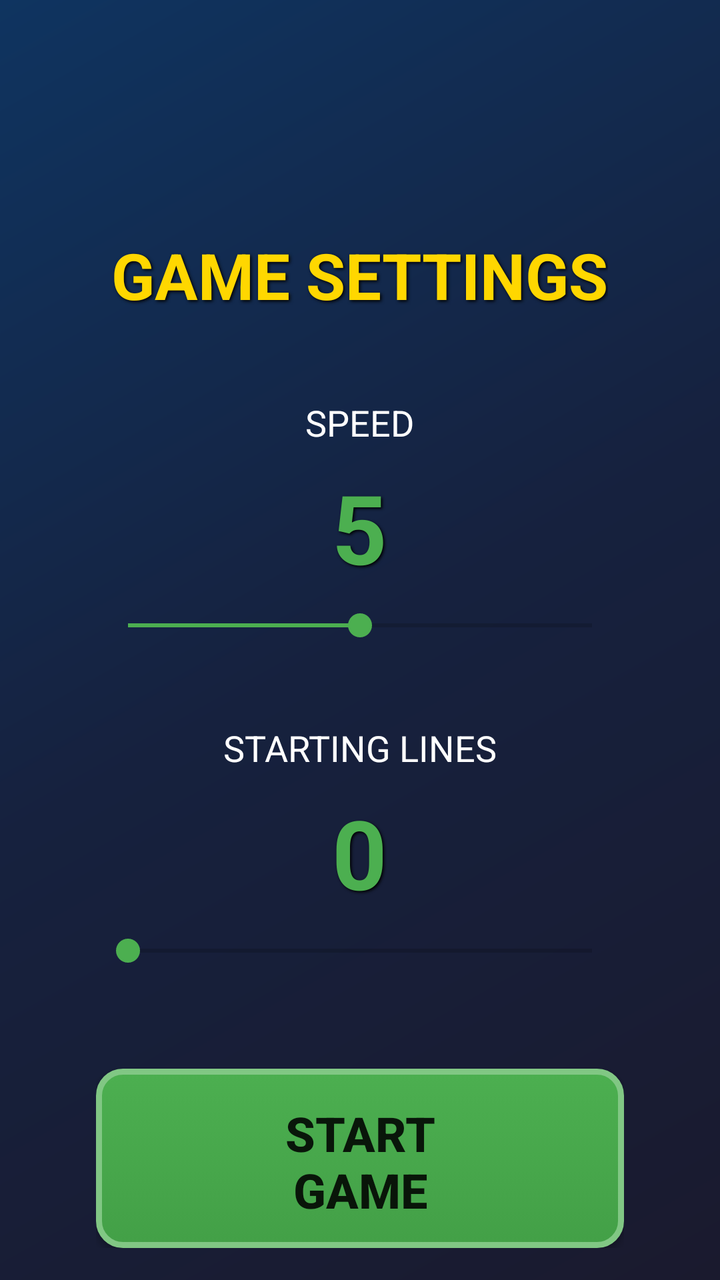
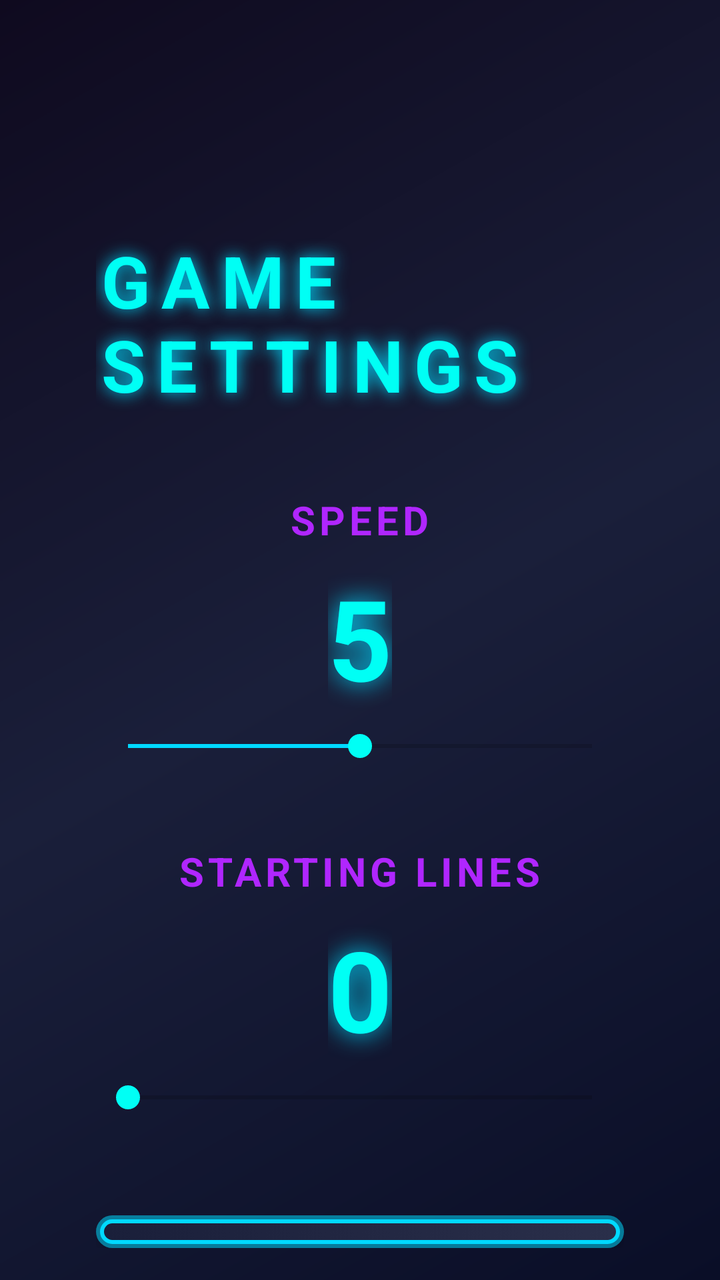

An Android layout rendered at two revisions. The XML below is the earlier revision; the diff shows what the commit changed to produce the second picture.
<!-- AndroidManifest.xml: application theme Theme.AppCompat.Light.DarkActionBar -->
<!-- res/layout/activity_main.xml -->
<?xml version="1.0" encoding="utf-8"?>
<LinearLayout xmlns:android="http://schemas.android.com/apk/res/android"
    android:layout_width="match_parent"
    android:layout_height="match_parent"
    android:orientation="vertical"
    android:background="@drawable/game_background"
    android:padding="16dp">

    
    <LinearLayout
        android:id="@+id/speedSelectionLayout"
        android:layout_width="match_parent"
        android:layout_height="wrap_content"
        android:orientation="vertical"
        android:gravity="center"
        android:layout_marginTop="100dp"
        android:paddingHorizontal="32dp"
        android:visibility="visible">

        <TextView
            android:layout_width="wrap_content"
            android:layout_height="wrap_content"
            android:text="@string/game_settings"
            android:textColor="#FFD700"
            android:textSize="32sp"
            android:textStyle="bold"
            android:layout_marginBottom="40dp"
            android:shadowColor="#000000"
            android:shadowDx="2"
            android:shadowDy="2"
            android:shadowRadius="4"/>

        
        <TextView
            android:layout_width="wrap_content"
            android:layout_height="wrap_content"
            android:text="@string/speed_label"
            android:textColor="@color/white"
            android:textSize="18sp"
            android:layout_marginBottom="8dp"/>

        <TextView
            android:id="@+id/tvSpeedValue"
            android:layout_width="wrap_content"
            android:layout_height="wrap_content"
            android:text="5"
            android:textColor="#4CAF50"
            android:textSize="48sp"
            android:textStyle="bold"
            android:layout_marginBottom="8dp"
            android:shadowColor="#000000"
            android:shadowDx="2"
            android:shadowDy="2"
            android:shadowRadius="3"/>

        <SeekBar
            android:id="@+id/seekBarSpeed"
            android:layout_width="match_parent"
            android:layout_height="wrap_content"
            android:max="8"
            android:progress="4"
            android:progressTint="#4CAF50"
            android:thumbTint="#4CAF50"
            android:layout_marginBottom="40dp"/>

        
        <TextView
            android:layout_width="wrap_content"
            android:layout_height="wrap_content"
            android:text="@string/starting_lines_label"
            android:textColor="@color/white"
            android:textSize="18sp"
            android:layout_marginBottom="8dp"/>

        <TextView
            android:id="@+id/tvLinesValue"
            android:layout_width="wrap_content"
            android:layout_height="wrap_content"
            android:text="0"
            android:textColor="#4CAF50"
            android:textSize="48sp"
            android:textStyle="bold"
            android:layout_marginBottom="8dp"
            android:shadowColor="#000000"
            android:shadowDx="2"
            android:shadowDy="2"
            android:shadowRadius="3"/>

        <SeekBar
            android:id="@+id/seekBarLines"
            android:layout_width="match_parent"
            android:layout_height="wrap_content"
            android:max="9"
            android:progress="0"
            android:progressTint="#4CAF50"
            android:thumbTint="#4CAF50"
            android:layout_marginBottom="50dp"/>

        <Button
            android:id="@+id/btnStartGame"
            android:layout_width="wrap_content"
            android:layout_height="wrap_content"
            android:text="@string/start_game"
            android:textSize="24sp"
            android:textStyle="bold"
            android:paddingHorizontal="60dp"
            android:paddingVertical="16dp"
            android:background="@drawable/button_background_enhanced"/>
    </LinearLayout>

    
    <LinearLayout
        android:id="@+id/gameLayout"
        android:layout_width="match_parent"
        android:layout_height="match_parent"
        android:orientation="vertical"
        android:visibility="gone">

        
        <LinearLayout
            android:layout_width="match_parent"
            android:layout_height="wrap_content"
            android:orientation="horizontal"
            android:gravity="center"
            android:layout_marginBottom="8dp"
            android:padding="8dp">

            <TextView
                android:id="@+id/tvScore"
                android:layout_width="0dp"
                android:layout_height="wrap_content"
                android:layout_weight="1"
                android:layout_marginEnd="4dp"
                android:layout_marginRight="4dp"
                android:text="@string/score"
                android:textColor="#FFD700"
                android:textSize="18sp"
                android:textStyle="bold"
                android:gravity="center"
                android:padding="12dp"
                android:background="@drawable/score_background"
                android:shadowColor="#000000"
                android:shadowDx="2"
                android:shadowDy="2"
                android:shadowRadius="3"/>

            <TextView
                android:id="@+id/tvLevel"
                android:layout_width="0dp"
                android:layout_height="wrap_content"
                android:layout_weight="1"
                android:layout_marginStart="4dp"
                android:layout_marginLeft="4dp"
                android:text="@string/level"
                android:textColor="#FFD700"
                android:textSize="18sp"
                android:textStyle="bold"
                android:gravity="center"
                android:padding="12dp"
                android:background="@drawable/score_background"
                android:shadowColor="#000000"
                android:shadowDx="2"
                android:shadowDy="2"
                android:shadowRadius="3"/>
        </LinearLayout>

        
        <com.stackarena.game.TetrisView
            android:id="@+id/tetrisView"
            android:layout_width="match_parent"
            android:layout_height="0dp"
            android:layout_weight="1"
            android:layout_marginBottom="56dp"/>

        
        <RelativeLayout
            android:layout_width="match_parent"
            android:layout_height="wrap_content"
            android:paddingBottom="8dp">

            
            <ImageButton
                android:id="@+id/btnLeft"
                android:layout_width="80dp"
                android:layout_height="80dp"
                android:layout_alignParentStart="true"
                android:layout_alignParentLeft="true"
                android:layout_marginStart="4dp"
                android:layout_marginLeft="4dp"
                android:src="@drawable/ic_arrow_left"
                android:contentDescription="@string/left"
                android:scaleType="centerInside"
                android:padding="18dp"
                android:background="@drawable/button_background_enhanced"/>

            
            <ImageButton
                android:id="@+id/btnRotate"
                android:layout_width="80dp"
                android:layout_height="80dp"
                android:layout_toEndOf="@id/btnLeft"
                android:layout_toRightOf="@id/btnLeft"
                android:layout_marginStart="8dp"
                android:layout_marginLeft="8dp"
                android:src="@drawable/ic_rotate"
                android:contentDescription="@string/rotate"
                android:scaleType="centerInside"
                android:padding="18dp"
                android:background="@drawable/button_background_enhanced"/>

            
            <ImageButton
                android:id="@+id/btnRight"
                android:layout_width="80dp"
                android:layout_height="80dp"
                android:layout_alignParentEnd="true"
                android:layout_alignParentRight="true"
                android:layout_marginEnd="4dp"
                android:layout_marginRight="4dp"
                android:src="@drawable/ic_arrow_right"
                android:contentDescription="@string/right"
                android:scaleType="centerInside"
                android:padding="18dp"
                android:background="@drawable/button_background_enhanced"/>

            
            <ImageButton
                android:id="@+id/btnDrop"
                android:layout_width="80dp"
                android:layout_height="80dp"
                android:layout_toStartOf="@id/btnRight"
                android:layout_toLeftOf="@id/btnRight"
                android:layout_marginEnd="8dp"
                android:layout_marginRight="8dp"
                android:src="@drawable/ic_drop"
                android:contentDescription="@string/drop"
                android:scaleType="centerInside"
                android:padding="18dp"
                android:background="@drawable/button_background_enhanced"/>
        </RelativeLayout>
    </LinearLayout>
</LinearLayout>
<!-- resources referenced by this layout -->
<resources>
  <color name="white">#FFFFFFFF</color>
  <!-- drawable button_background_enhanced (drawable) -->
  <?xml version="1.0" encoding="utf-8"?>
  <selector xmlns:android="http://schemas.android.com/apk/res/android">
      <item android:state_pressed="true">
          <shape android:shape="rectangle">
              <gradient
                  android:angle="90"
                  android:startColor="#2E7D32"
                  android:endColor="#388E3C"
                  android:type="linear"/>
              <corners android:radius="12dp"/>
              <stroke
                  android:width="3dp"
                  android:color="#66BB6A"/>
          </shape>
      </item>
      <item>
          <shape android:shape="rectangle">
              <gradient
                  android:angle="90"
                  android:startColor="#43A047"
                  android:endColor="#4CAF50"
                  android:type="linear"/>
              <corners android:radius="12dp"/>
              <stroke
                  android:width="3dp"
                  android:color="#81C784"/>
              <padding
                  android:left="2dp"
                  android:top="2dp"
                  android:right="2dp"
                  android:bottom="2dp"/>
          </shape>
      </item>
  </selector>
  <!-- drawable game_background (drawable) -->
  <?xml version="1.0" encoding="utf-8"?>
  <shape xmlns:android="http://schemas.android.com/apk/res/android"
      android:shape="rectangle">
      <gradient
          android:angle="135"
          android:startColor="#1A1A2E"
          android:centerColor="#16213E"
          android:endColor="#0F3460"
          android:type="linear"/>
  </shape>
  <!-- drawable score_background (drawable) -->
  <?xml version="1.0" encoding="utf-8"?>
  <shape xmlns:android="http://schemas.android.com/apk/res/android"
      android:shape="rectangle">
      <gradient
          android:angle="90"
          android:startColor="#2C3E50"
          android:endColor="#34495E"
          android:type="linear"/>
      <corners android:radius="8dp"/>
      <stroke
          android:width="2dp"
          android:color="#4CAF50"/>
  </shape>
  <string name="drop">Drop</string>
  <string name="game_settings">GAME SETTINGS</string>
  <string name="left">Left</string>
  <string name="level">Level: %d</string>
  <string name="right">Right</string>
  <string name="rotate">Rotate</string>
  <string name="score">Score: %d</string>
  <string name="speed_label">SPEED</string>
  <string name="start_game">Start Game</string>
  <string name="starting_lines_label">STARTING LINES</string>
  <!-- unchanged entries left out for length: 4 -->
</resources>

<!-- the commit's change to res/layout/activity_main.xml (unified diff, before → after) -->
@@ -21,22 +21,25 @@
             android:layout_width="wrap_content"
             android:layout_height="wrap_content"
             android:text="@string/game_settings"
-            android:textColor="#FFD700"
-            android:textSize="32sp"
+            android:textColor="@color/neon_cyan"
+            android:textSize="36sp"
             android:textStyle="bold"
             android:layout_marginBottom="40dp"
-            android:shadowColor="#000000"
-            android:shadowDx="2"
-            android:shadowDy="2"
-            android:shadowRadius="4"/>
+            android:shadowColor="@color/neon_blue"
+            android:shadowDx="0"
+            android:shadowDy="0"
+            android:shadowRadius="20"
+            android:letterSpacing="0.15"/>
 
         
         <TextView
             android:layout_width="wrap_content"
             android:layout_height="wrap_content"
             android:text="@string/speed_label"
-            android:textColor="@color/white"
-            android:textSize="18sp"
+            android:textColor="@color/neon_purple"
+            android:textSize="20sp"
+            android:textStyle="bold"
+            android:letterSpacing="0.1"
             android:layout_marginBottom="8dp"/>
 
         <TextView
@@ -44,14 +47,14 @@
             android:layout_width="wrap_content"
             android:layout_height="wrap_content"
             android:text="5"
-            android:textColor="#4CAF50"
-            android:textSize="48sp"
+            android:textColor="@color/neon_cyan"
+            android:textSize="56sp"
             android:textStyle="bold"
             android:layout_marginBottom="8dp"
-            android:shadowColor="#000000"
-            android:shadowDx="2"
-            android:shadowDy="2"
-            android:shadowRadius="3"/>
+            android:shadowColor="@color/neon_blue"
+            android:shadowDx="0"
+            android:shadowDy="0"
+            android:shadowRadius="30"/>
 
         <SeekBar
             android:id="@+id/seekBarSpeed"
@@ -59,8 +62,8 @@
             android:layout_height="wrap_content"
             android:max="8"
             android:progress="4"
-            android:progressTint="#4CAF50"
-            android:thumbTint="#4CAF50"
+            android:progressTint="@color/neon_blue"
+            android:thumbTint="@color/neon_cyan"
             android:layout_marginBottom="40dp"/>
 
         
@@ -68,8 +71,10 @@
             android:layout_width="wrap_content"
             android:layout_height="wrap_content"
             android:text="@string/starting_lines_label"
-            android:textColor="@color/white"
-            android:textSize="18sp"
+            android:textColor="@color/neon_purple"
+            android:textSize="20sp"
+            android:textStyle="bold"
+            android:letterSpacing="0.1"
             android:layout_marginBottom="8dp"/>
 
         <TextView
@@ -77,14 +82,14 @@
             android:layout_width="wrap_content"
             android:layout_height="wrap_content"
             android:text="0"
-            android:textColor="#4CAF50"
-            android:textSize="48sp"
+            android:textColor="@color/neon_cyan"
+            android:textSize="56sp"
             android:textStyle="bold"
             android:layout_marginBottom="8dp"
-            android:shadowColor="#000000"
-            android:shadowDx="2"
-            android:shadowDy="2"
-            android:shadowRadius="3"/>
+            android:shadowColor="@color/neon_blue"
+            android:shadowDx="0"
+            android:shadowDy="0"
+            android:shadowRadius="30"/>
 
         <SeekBar
             android:id="@+id/seekBarLines"
@@ -92,8 +97,8 @@
             android:layout_height="wrap_content"
             android:max="9"
             android:progress="0"
-            android:progressTint="#4CAF50"
-            android:thumbTint="#4CAF50"
+            android:progressTint="@color/neon_blue"
+            android:thumbTint="@color/neon_cyan"
             android:layout_marginBottom="50dp"/>
 
         <Button
@@ -101,8 +106,10 @@
             android:layout_width="wrap_content"
             android:layout_height="wrap_content"
             android:text="@string/start_game"
-            android:textSize="24sp"
-            android:textStyle="bold"
+            android:textColor="@color/neon_cyan"
+            android:textSize="26sp"
+            android:textStyle="bold"
+            android:letterSpacing="0.1"
             android:paddingHorizontal="60dp"
             android:paddingVertical="16dp"
             android:background="@drawable/button_background_enhanced"/>
@@ -133,16 +140,17 @@
                 android:layout_marginEnd="4dp"
                 android:layout_marginRight="4dp"
                 android:text="@string/score"
-                android:textColor="#FFD700"
-                android:textSize="18sp"
+                android:textColor="@color/neon_cyan"
+                android:textSize="20sp"
                 android:textStyle="bold"
+                android:letterSpacing="0.05"
                 android:gravity="center"
                 android:padding="12dp"
                 android:background="@drawable/score_background"
-                android:shadowColor="#000000"
-                android:shadowDx="2"
-                android:shadowDy="2"
-                android:shadowRadius="3"/>
+                android:shadowColor="@color/neon_blue"
+                android:shadowDx="0"
+                android:shadowDy="0"
+                android:shadowRadius="15"/>
 
             <TextView
                 android:id="@+id/tvLevel"
@@ -152,16 +160,17 @@
                 android:layout_marginStart="4dp"
                 android:layout_marginLeft="4dp"
                 android:text="@string/level"
-                android:textColor="#FFD700"
-                android:textSize="18sp"
+                android:textColor="@color/neon_purple"
+                android:textSize="20sp"
                 android:textStyle="bold"
+                android:letterSpacing="0.05"
                 android:gravity="center"
                 android:padding="12dp"
                 android:background="@drawable/score_background"
-                android:shadowColor="#000000"
-                android:shadowDx="2"
-                android:shadowDy="2"
-                android:shadowRadius="3"/>
+                android:shadowColor="@color/neon_pink"
+                android:shadowDx="0"
+                android:shadowDy="0"
+                android:shadowRadius="15"/>
         </LinearLayout>
 
         
<!-- resource entries referenced after the edit -->
@@ -1,39 +1,61 @@
 <!-- resources referenced by this layout -->
 <resources>
-  <color name="white">#FFFFFFFF</color>
+  <color name="neon_blue">#00D9FF</color>
+  <color name="neon_cyan">#00FFF5</color>
+  <color name="neon_pink">#FF006E</color>
+  <color name="neon_purple">#B026FF</color>
   <!-- drawable button_background_enhanced (drawable) -->
   <?xml version="1.0" encoding="utf-8"?>
   <selector xmlns:android="http://schemas.android.com/apk/res/android">
       <item android:state_pressed="true">
-          <shape android:shape="rectangle">
-              <gradient
-                  android:angle="90"
-                  android:startColor="#2E7D32"
-                  android:endColor="#388E3C"
-                  android:type="linear"/>
-              <corners android:radius="12dp"/>
-              <stroke
-                  android:width="3dp"
-                  android:color="#66BB6A"/>
-          </shape>
+          <layer-list>
+              
+              <item>
+                  <shape android:shape="rectangle">
+                      <solid android:color="#5500D9FF"/>
+                      <corners android:radius="16dp"/>
+                  </shape>
+              </item>
+              
+              <item android:top="2dp" android:bottom="2dp" android:left="2dp" android:right="2dp">
+                  <shape android:shape="rectangle">
+                      <gradient
+                          android:angle="135"
+                          android:startColor="#1A1F3A"
+                          android:endColor="#2A2F4A"
+                          android:type="linear"/>
+                      <corners android:radius="14dp"/>
+                      <stroke
+                          android:width="2dp"
+                          android:color="#00B4D8"/>
+                  </shape>
+              </item>
+          </layer-list>
       </item>
       <item>
-          <shape android:shape="rectangle">
-              <gradient
-                  android:angle="90"
-                  android:startColor="#43A047"
-                  android:endColor="#4CAF50"
-                  android:type="linear"/>
-              <corners android:radius="12dp"/>
-              <stroke
-                  android:width="3dp"
-                  android:color="#81C784"/>
-              <padding
-                  android:left="2dp"
-                  android:top="2dp"
-                  android:right="2dp"
-                  android:bottom="2dp"/>
-          </shape>
+          <layer-list>
+              
+              <item>
+                  <shape android:shape="rectangle">
+                      <solid android:color="#8800D9FF"/>
+                      <corners android:radius="16dp"/>
+                  </shape>
+              </item>
+              
+              <item android:top="2dp" android:bottom="2dp" android:left="2dp" android:right="2dp">
+                  <shape android:shape="rectangle">
+                      <gradient
+                          android:angle="135"
+                          android:startColor="#2A2F4A"
+                          android:endColor="#1A1F3A"
+                          android:type="linear"/>
+                      <corners android:radius="14dp"/>
+                      <stroke
+                          android:width="2dp"
+                          android:color="#00D9FF"/>
+                  </shape>
+              </item>
+          </layer-list>
       </item>
   </selector>
   <!-- drawable game_background (drawable) -->
@@ -42,25 +64,37 @@
       android:shape="rectangle">
       <gradient
           android:angle="135"
-          android:startColor="#1A1A2E"
-          android:centerColor="#16213E"
-          android:endColor="#0F3460"
+          android:startColor="#0A0E27"
+          android:centerColor="#1A1F3A"
+          android:endColor="#0F0A1F"
           android:type="linear"/>
   </shape>
   <!-- drawable score_background (drawable) -->
   <?xml version="1.0" encoding="utf-8"?>
-  <shape xmlns:android="http://schemas.android.com/apk/res/android"
-      android:shape="rectangle">
-      <gradient
-          android:angle="90"
-          android:startColor="#2C3E50"
-          android:endColor="#34495E"
-          android:type="linear"/>
-      <corners android:radius="8dp"/>
-      <stroke
-          android:width="2dp"
-          android:color="#4CAF50"/>
-  </shape>
+  <layer-list xmlns:android="http://schemas.android.com/apk/res/android">
+      
+      <item>
+          <shape android:shape="rectangle">
+              <solid android:color="#55B026FF"/>
+              <corners android:radius="12dp"/>
+          </shape>
+      </item>
+      
+      <item android:top="2dp" android:bottom="2dp" android:left="2dp" android:right="2dp">
+          <shape android:shape="rectangle">
+              <gradient
+                  android:angle="135"
+                  android:startColor="#1A1F3A"
+                  android:centerColor="#252A45"
+                  android:endColor="#1A1F3A"
+                  android:type="linear"/>
+              <corners android:radius="10dp"/>
+              <stroke
+                  android:width="2dp"
+                  android:color="#B026FF"/>
+          </shape>
+      </item>
+  </layer-list>
   <string name="drop">Drop</string>
   <string name="game_settings">GAME SETTINGS</string>
   <string name="left">Left</string>
